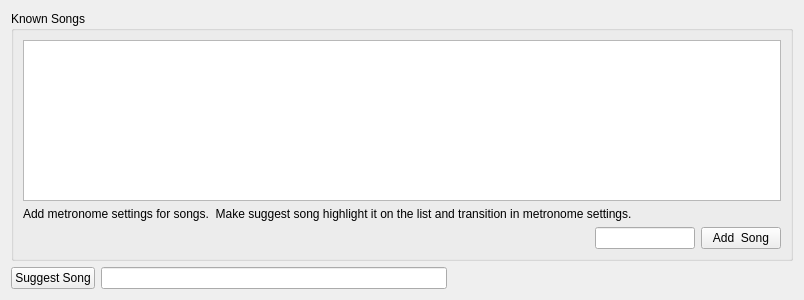
Before: the Qt Designer form guitartools/songs.ui in ispielman/guitartools, drawn with Qt 5.
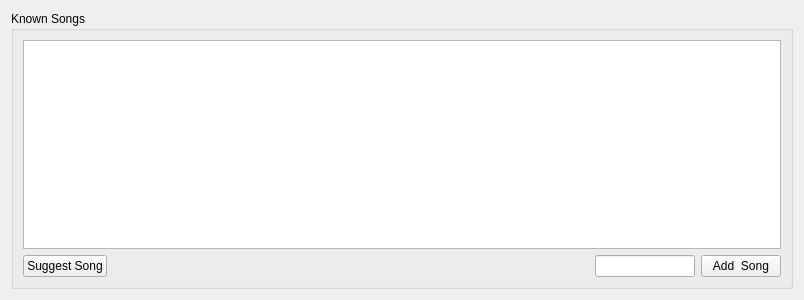
After: the same form once the commit is applied. Custom widgets are drawn as their Qt base class.

Commit message: Simplified random song selecttion.  Also moves selection to clipboard.

What changed in the file:
```diff
--- a/guitartools/songs.ui
+++ b/guitartools/songs.ui
@@ -39,15 +39,18 @@
         </property>
        </widget>
       </item>
-      <item>
-       <widget class="QLabel" name="label">
-        <property name="text">
-         <string>Add metronome settings for songs.  Make suggest song highlight it on the list and transition in metronome settings.</string>
-        </property>
-       </widget>
-      </item>
       <item>
        <layout class="QHBoxLayout" name="horizontalLayout_3">
+        <item>
+         <widget class="QPushButton" name="pushButton_SuggestSong">
+          <property name="focusPolicy">
+           <enum>Qt::StrongFocus</enum>
+          </property>
+          <property name="text">
+           <string>Suggest Song</string>
+          </property>
+         </widget>
+        </item>
         <item>
          <spacer name="horizontalSpacer">
           <property name="orientation">
@@ -101,43 +104,6 @@
      </layout>
     </widget>
    </item>
-   <item>
-    <layout class="QHBoxLayout" name="horizontalLayout_2">
-     <item>
-      <widget class="QPushButton" name="pushButton_SuggestSong">
-       <property name="focusPolicy">
-        <enum>Qt::StrongFocus</enum>
-       </property>
-       <property name="text">
-        <string>Suggest Song</string>
-       </property>
-      </widget>
-     </item>
-     <item>
-      <widget class="QLineEdit" name="lineEdit_SuggestSong">
-       <property name="enabled">
-        <bool>true</bool>
-       </property>
-       <property name="readOnly">
-        <bool>true</bool>
-       </property>
-      </widget>
-     </item>
-     <item>
-      <spacer name="horizontalSpacer_2">
-       <property name="orientation">
-        <enum>Qt::Horizontal</enum>
-       </property>
-       <property name="sizeHint" stdset="0">
-        <size>
-         <width>40</width>
-         <height>20</height>
-        </size>
-       </property>
-      </spacer>
-     </item>
-    </layout>
-   </item>
   </layout>
  </widget>
  <customwidgets>
```
The commit also changes 3 other files.
